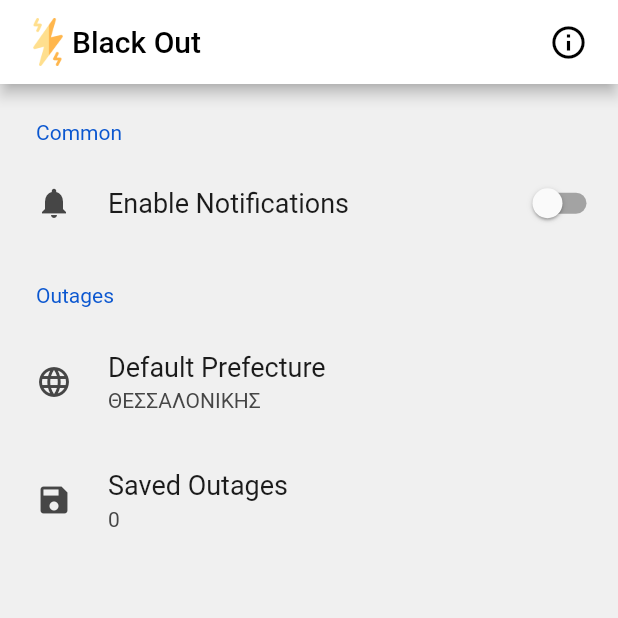
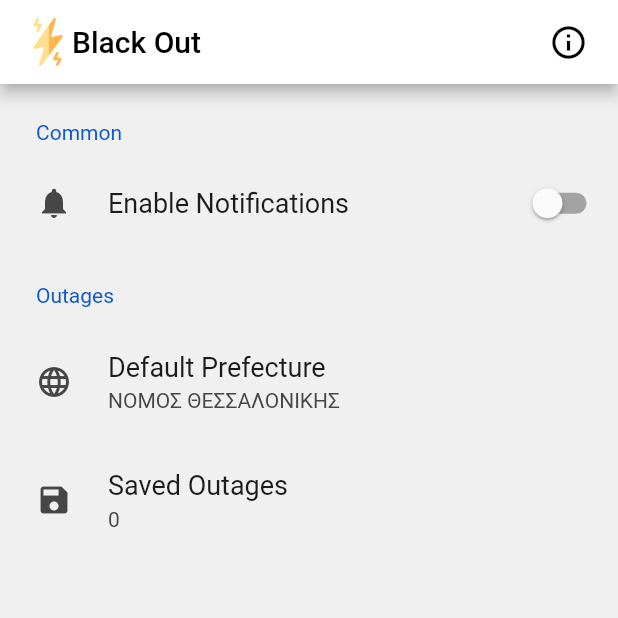
Before and after one commit to gbrandtio/black-out, a Flutter app: the screen it shows after launch, item 3 of the bottom bar chosen, on a phone screen of 412 x 824 dp, the top half of it. Run offline on Flutter 3.47's test engine with Material 2 defaults, Android fonts, the phone set to English and light mode, and no system bars; drawn by our look-alikes of settings_ui; our stand-ins replace share_plus, shared_preferences; missing offline and left inert: add_2_calendar, string_extensions; network calls fail.

Commit message:
Making text more meaningful

```diff
--- a/client/lib/widgets/screens/settings.dart
+++ b/client/lib/widgets/screens/settings.dart
@@ -65,7 +65,7 @@ class _SettingsState extends State<Settings> {
           SettingsTile.navigation(
             leading: const Icon(Icons.language),
             title: const Text('Default Prefecture'),
-            value: Text(defaultPrefecture.name),
+            value: Text("ΝΟΜΟΣ ${defaultPrefecture.name}"),
             onPressed: (context) {
               showDialog(
                   context: context,
```
